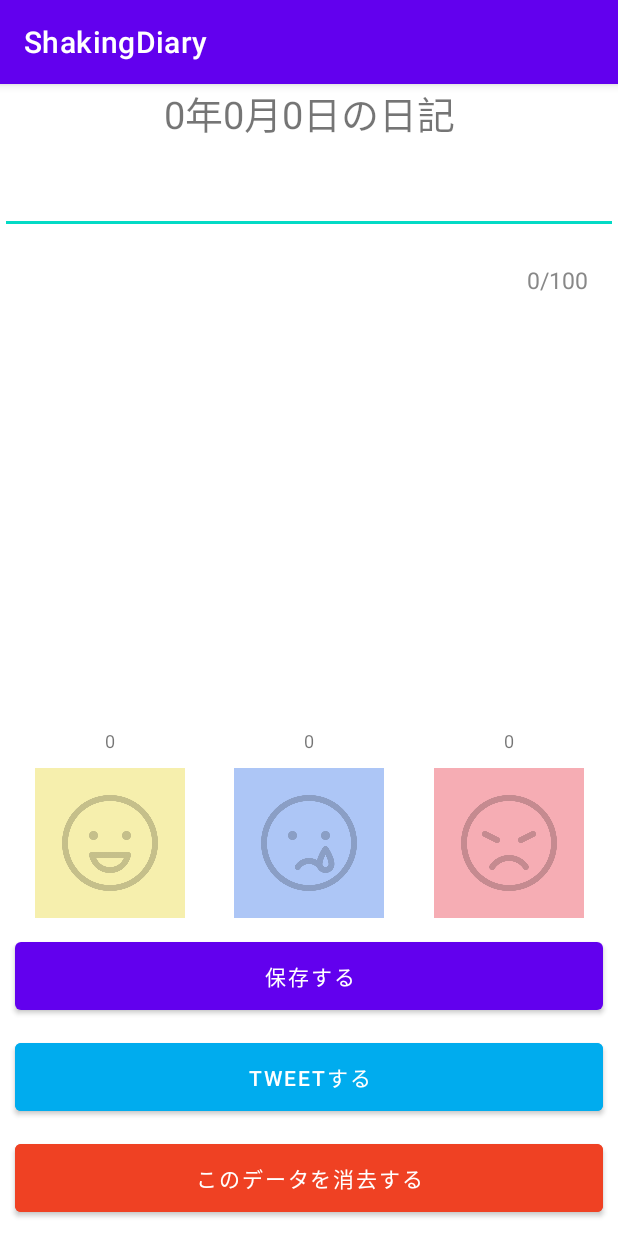
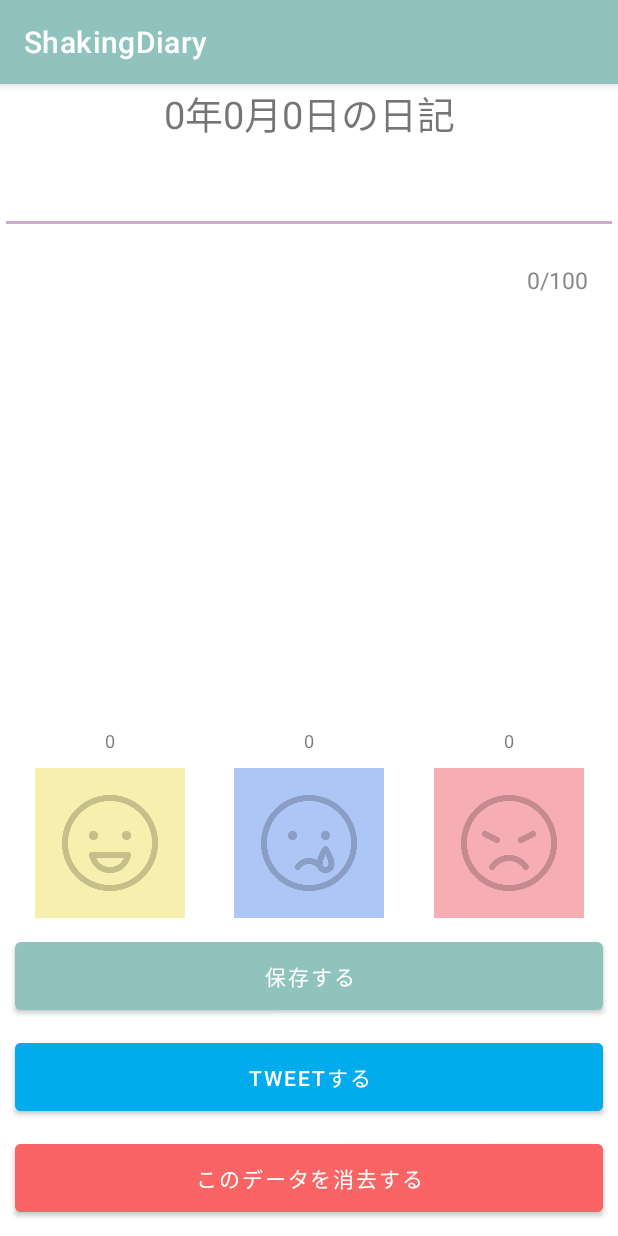
Before and after one commit to MamiOzawa/ShakingDiary, an Android app: the SubActivity screen opened directly, with no data from a screen before it, on a phone screen of 412 x 824 dp. Run offline under Robolectric (Android 15) with nearby library versions, the phone set to English and light mode, and no system bars.

Commit message:
change UI

```diff
--- a/app/src/main/AndroidManifest.xml
+++ b/app/src/main/AndroidManifest.xml
@@ -19,7 +19,7 @@
         android:label="@string/app_name"
         android:roundIcon="@mipmap/ic_launcher_round"
         android:supportsRtl="true"
-        android:theme="@style/Theme.ShakingDiary">
+        android:theme="@style/Theme.ShakingDiary_2">
         <activity
             android:name=".GraphActivity"
             android:exported="false" />
--- a/app/src/main/res/layout/activity_shaking.xml
+++ b/app/src/main/res/layout/activity_shaking.xml
@@ -57,6 +57,7 @@
         app:layout_constraintBottom_toTopOf="@id/register_button_in_shake"
         app:layout_constraintRight_toRightOf="parent"
         app:layout_constraintLeft_toLeftOf="parent"
+        android:backgroundTint="@color/pink"
         android:layout_margin="10dp"
         android:padding="12dp"
         />
--- a/app/src/main/res/layout/activity_sub.xml
+++ b/app/src/main/res/layout/activity_sub.xml
@@ -59,7 +59,7 @@
         app:layout_constraintLeft_toLeftOf="parent"
         android:layout_margin="10dp"
         android:padding="12dp"
-        android:backgroundTint="#00ACEE"
+        android:backgroundTint="@color/twitter"
         />
     <Button
         android:id="@+id/delete_button_in_sub"
@@ -71,7 +71,7 @@
         app:layout_constraintLeft_toLeftOf="parent"
         android:layout_margin="10dp"
         android:padding="12dp"
-        android:backgroundTint="#EF4123"
+        android:backgroundTint="@color/red"
         />
     <Button
         android:id="@+id/register_button_in_sub"
--- a/app/src/main/res/values/colors.xml
+++ b/app/src/main/res/values/colors.xml
@@ -3,8 +3,23 @@
     <color name="purple_200">#FFBB86FC</color>
     <color name="purple_500">#FF6200EE</color>
     <color name="purple_700">#FF3700B3</color>
-    <color name="teal_200">#FF03DAC5</color>
+    <color name="teal_200">#03DAC8</color>
     <color name="teal_700">#FF018786</color>
     <color name="black">#FF000000</color>
     <color name="white">#FFFFFFFF</color>
+
+    <color name="bluegreen">#55C6BD</color>
+    <color name="light_bluegreen">#90C3BE</color>
+    <color name="pink">#CDACCA</color>
+
+    <color name="angry">#F88787</color>
+    <color name="smile">#CDC597</color>
+    <color name="sad">#5F8EB6</color>
+
+    <color name="gray">#37424A</color>
+
+    <color name="twitter">#00ACEE</color>
+    <color name="red">#FA6464</color>
+
+
 </resources>
--- a/app/src/main/res/values/themes.xml
+++ b/app/src/main/res/values/themes.xml
@@ -14,6 +14,20 @@
         <!-- Customize your theme here. -->
     </style>
 
+    <style name="Theme.ShakingDiary_2" parent="Theme.MaterialComponents.DayNight.DarkActionBar">
+        <!-- Primary brand color. -->
+        <item name="colorPrimary">@color/light_bluegreen</item>
+        <item name="colorPrimaryVariant">@color/bluegreen</item>
+        <item name="colorOnPrimary">@color/white</item>
+        <!-- Secondary brand color. -->
+        <item name="colorSecondary">@color/pink</item>
+        <item name="colorSecondaryVariant">@color/purple_200</item>
+        <item name="colorOnSecondary">@color/black</item>
+        <!-- Status bar color. -->
+        <item name="android:statusBarColor" tools:targetApi="l">?attr/colorPrimaryVariant</item>
+        <!-- Customize your theme here. -->
+    </style>
+
     <style name="Theme.ShakingDiary.NoActionBar">
         <item name="windowActionBar">false</item>
         <item name="windowNoTitle">true</item>
```
Also changed, not shown: app/src/main/java/jp/ac/titech/itpro/sdl/shakingdiary/MainActivity.java (+12 -9 lines).
